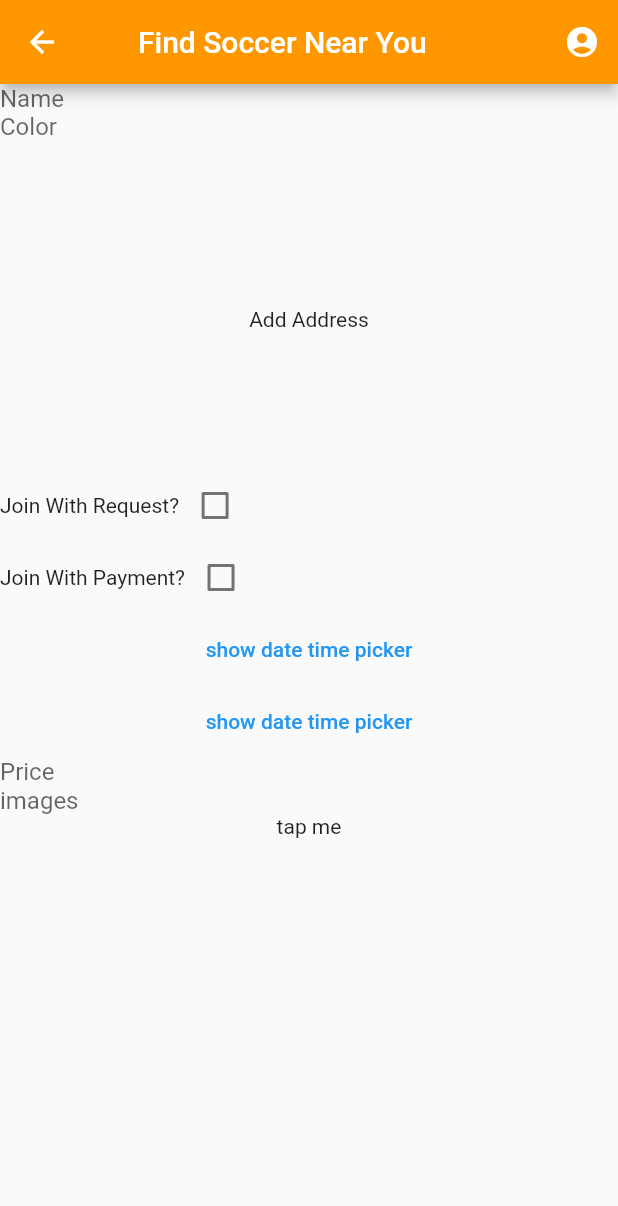
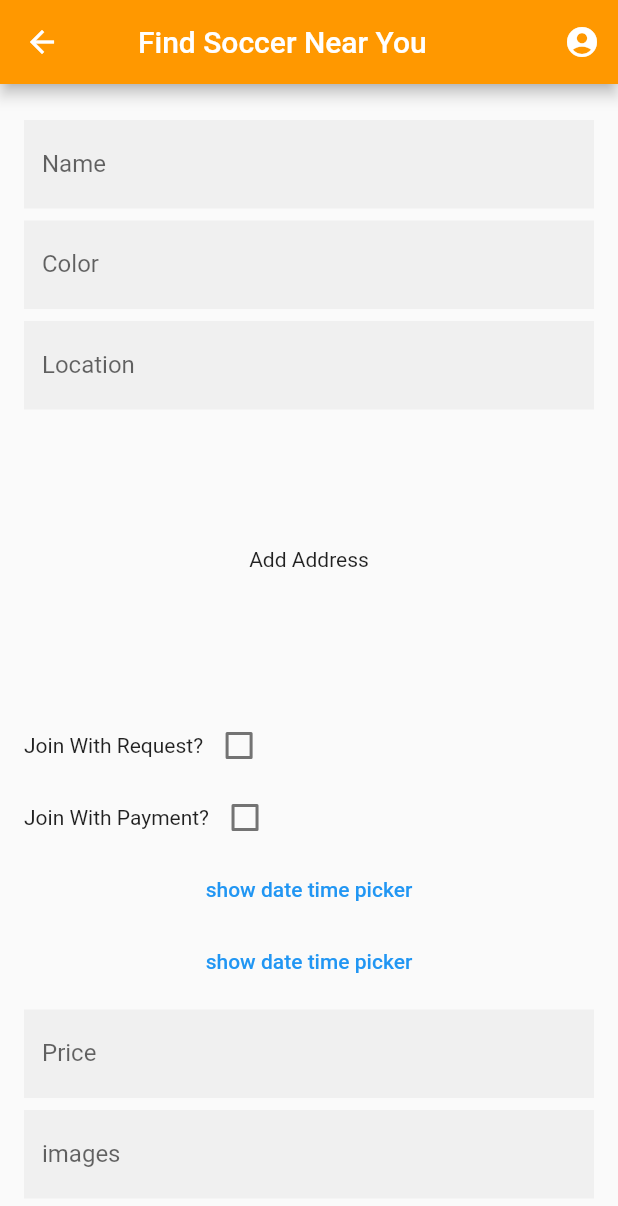
Before and after one commit to ArturoBarrios/AAASoccer, a Flutter app: the TeamCreate screen opened directly, on a phone screen of 412 x 824 dp. Shown: the top 1206 px of the screen. Run offline on Flutter 3.47's test engine with Material 2 defaults, Android fonts, the phone set to English and light mode, and no system bars; our stand-ins replace auto_size_text, bloc, equatable, firebase_analytics, firebase_core, flip_card and 20 more; missing offline and left inert: amplify_api, amplify_auth_cognito, amplify_authenticator, amplify_core, amplify_datastore, amplify_flutter and 9 more; accounts and stored records are empty.

Commit message:
add capacity for team

```diff
--- a/amplify/cli.json
+++ b/amplify/cli.json
@@ -56,5 +56,7 @@
       "overrides": true
     }
   },
-    "debug": {}
+  "debug": {
+    "shareProjectConfig": true
   }
+}
--- a/lib/components/location_search_bar.dart
+++ b/lib/components/location_search_bar.dart
@@ -14,7 +14,6 @@ class LocationSearchBar extends StatefulWidget {
     this.readonly = false,
     this.initialValue = '',
   }) : super(key: key);
-
 
   @override
   State<LocationSearchBar> createState() => _LocationSearchBar();
@@ -65,6 +64,8 @@ class _LocationSearchBar extends State<LocationSearchBar> {
       print('No Locations found!');
     }
     widget.onCoordinatesChange?.call(coordinates, address);
+    addressPredictions.clear();
+    setState(() {});
   }
 
   @override
@@ -73,7 +74,12 @@ class _LocationSearchBar extends State<LocationSearchBar> {
       children: <Widget>[
         TextField(
           controller: locationController,
-          decoration: const InputDecoration.collapsed(hintText: ''),
+          decoration: const InputDecoration(
+            hintText: 'Location',
+            labelText: 'Location',
+            border: InputBorder.none,
+            filled: true,
+          ),
           onChanged: (value) async => {placesApiAutoComplete(value)},
           enabled: !widget.readonly,
         ),
--- a/lib/views/event/create.dart
+++ b/lib/views/event/create.dart
@@ -5,8 +5,10 @@ import '../../commands/event_command.dart';
 import '../../components/payment_screen.dart';
 
 class EventCreate extends StatefulWidget {
+  const EventCreate({Key? key}) : super(key: key);
+
   @override
-  _EventCreateState createState() => _EventCreateState();
+  State<EventCreate> createState() => _EventCreateState();
 }
 
 class _EventCreateState extends State<EventCreate> {
--- a/lib/views/team/create/create.dart
+++ b/lib/views/team/create/create.dart
@@ -19,10 +19,11 @@ class _TeamCreateState extends State<TeamCreate> {
   final colorController = TextEditingController();
   final logoController = TextEditingController();
   final imagesController = TextEditingController();
+  final capacityController = TextEditingController();
   int createTeamCurrentStep = 0;
   final createTeamTotalSteps = 3;
   final priceController = TextEditingController();
-
+  bool isLoading = false;
   CreateEventRequest createEventRequestWidget = CreateEventRequest();
   CreateEventPayment createEventPaymentWidget = CreateEventPayment();
   DateTimePicker dateTimePicker = DateTimePicker();
@@ -44,8 +45,11 @@ class _TeamCreateState extends State<TeamCreate> {
     super.initState();
   }
 
-  void createTeam() async {
+  Future<void> createTeam() async {
     print("createGame");
+    setState(() {
+      isLoading = true;
+    });
     Map<String, dynamic> createEventResponse = {
       "success": false,
       "message": "Default Error"
@@ -56,6 +60,7 @@ class _TeamCreateState extends State<TeamCreate> {
         'color': colorController.text.trim(),
         'logo': logoController.text.trim(),
         'images': imagesController.text.trim(),
+        'capacity': capacityController.text.trim(),
         'price': double.parse(priceController.text.toString()),
         'withRequest': createEventRequestWidget.withRequest.value,
         'withPayment': createEventPaymentWidget.withPayment.value,
@@ -64,8 +69,10 @@ class _TeamCreateState extends State<TeamCreate> {
         'updatedAt': dateTimePicker.rightNow.millisecondsSinceEpoch.toString(),
       };
 
-      Map<String, dynamic> createdTeamResp =
-          await TeamCommand().createTeam(createTeamInput, locationInput);
+      Map<String, dynamic> createdTeamResp = await TeamCommand().createTeam(
+        createTeamInput,
+        locationInput,
+      );
 
       print("createdTeamResponse: $createdTeamResp");
       if (createdTeamResp['success']) {
@@ -91,8 +98,16 @@ class _TeamCreateState extends State<TeamCreate> {
         }
 
         createEventResponse['success'] = true;
+        setState(() {
+          isLoading = false;
+        });
       }
-    } on ApiException catch (_) {}
+    } on ApiException catch (_) {
+    } finally {
+      setState(() {
+        isLoading = false;
+      });
+    }
   }
 
   @override
@@ -102,7 +117,8 @@ class _TeamCreateState extends State<TeamCreate> {
         centerTitle: false,
         title: const Padding(
           padding: EdgeInsets.only(left: 20.0),
-            child: Text("Find Soccer Near You")),
+          child: Text("Find Soccer Near You"),
+        ),
         backgroundColor: Colors.orange.shade500,
         actions: <Widget>[
           IconButton(
@@ -118,34 +134,99 @@ class _TeamCreateState extends State<TeamCreate> {
           ),
         ],
       ),
-      body: Center(
+      body: SingleChildScrollView(
+        padding: const EdgeInsets.symmetric(horizontal: 16),
         child: Column(
+          crossAxisAlignment: CrossAxisAlignment.stretch,
           children: [
+            const SizedBox(
+              height: 24,
+            ),
             TextField(
               controller: nameController,
-              decoration: const InputDecoration.collapsed(hintText: 'Name'),
+              decoration: const InputDecoration(
+                hintText: 'Name',
+                labelText: 'Name',
+                border: InputBorder.none,
+                filled: true,
+              ),
+            ),
+            const SizedBox(
+              height: 8,
             ),
             TextField(
               controller: colorController,
-              decoration: const InputDecoration.collapsed(hintText: 'Color'),
+              decoration: const InputDecoration(
+                hintText: 'Color',
+                labelText: 'Color',
+                border: InputBorder.none,
+                filled: true,
+              ),
+            ),
+            const SizedBox(
+              height: 8,
             ),
             locationSearchBar,
             createEventRequestWidget,
             createEventPaymentWidget,
             dateTimePicker,
+            const SizedBox(
+              height: 8,
+            ),
             TextField(
               controller: priceController,
-              decoration: const InputDecoration.collapsed(hintText: 'Price'),
+              keyboardType: const TextInputType.numberWithOptions(signed: true),
+              decoration: const InputDecoration(
+                hintText: 'Price',
+                labelText: 'Price',
+                border: InputBorder.none,
+                filled: true,
+              ),
+            ),
+            const SizedBox(
+              height: 8,
             ),
             TextField(
               controller: imagesController,
-              decoration: const InputDecoration.collapsed(hintText: 'images'),
+              decoration: const InputDecoration(
+                hintText: 'images',
+                labelText: 'images',
+                border: InputBorder.none,
+                filled: true,
               ),
-            GestureDetector(
-              onTap: () {
+            ),
+            const SizedBox(
+              height: 8,
+            ),
+            TextField(
+              controller: capacityController,
+              keyboardType: const TextInputType.numberWithOptions(signed: true),
+              decoration: const InputDecoration(
+                hintText: 'Team Capacity',
+                labelText: 'Team Capacity',
+                border: InputBorder.none,
+                filled: true,
+              ),
+            ),
+            const SizedBox(
+              height: 8,
+            ),
+            FilledButton(
+              onPressed: () {
                 createTeam();
               },
-              child: const Text("tap me"),
+              child: isLoading
+                  ? const SizedBox(
+                      width: 24,
+                      height: 24,
+                      child: CircularProgressIndicator(
+                        color: Colors.white,
+                      ),
+                    )
+                  : const Text("Create Team"),
+            ),
+            const SizedBox(
+              height: 32,
             ),
           ],
         ),
--- a/lib/widgets/intl_phone_number_filed.dart
+++ b/lib/widgets/intl_phone_number_filed.dart
@@ -33,6 +33,7 @@ class IntlPhoneNumberFiled extends StatefulWidget {
 class _IntlPhoneNumberFiledState extends State<IntlPhoneNumberFiled> {
   String? _errorText;
   String isoCode = '';
+  String dialCode = '';
   PhoneNumber? initPhoneNumber;
 
   @override
@@ -69,7 +70,7 @@ class _IntlPhoneNumberFiledState extends State<IntlPhoneNumberFiled> {
           if (value.isNotEmpty) {
             try {
               var isValidPhoneNumber = await PhoneNumberUtil.isValidNumber(
-                phoneNumber: '$isoCode$value',
+                phoneNumber: '$dialCode$value',
                 isoCode: isoCode,
               );
 
@@ -129,7 +130,8 @@ class _IntlPhoneNumberFiledState extends State<IntlPhoneNumberFiled> {
               ),
               onInputChanged: (value) {
                 _validate(value.parseNumber());
-                isoCode = value.dialCode ?? '';
+                dialCode = value.dialCode ?? '';
+                isoCode = value.isoCode ?? '';
                 widget.onInputChanged?.call(value);
               },
               textFieldController: widget.controller,
--- a/pubspec.yaml
+++ b/pubspec.yaml
@@ -74,7 +74,6 @@ dependencies:
   table_calendar: ^3.0.8
   another_stepper: ^1.2.2
   firebase_analytics: ^10.4.4
-  geocoder: ^0.2.1
   share_plus: ^7.1.0
   path_provider: ^2.1.0
   pay: ^1.1.2
```
Also changed, not shown: lib/commands/team_command.dart (+80 -80 lines), lib/graphql/mutations/teams.dart (+7 -15 lines), lib/views/team/view.dart (+31 -41 lines), pubspec.lock, 2 other files. Lines whose indentation alone changed are shown as unchanged.
